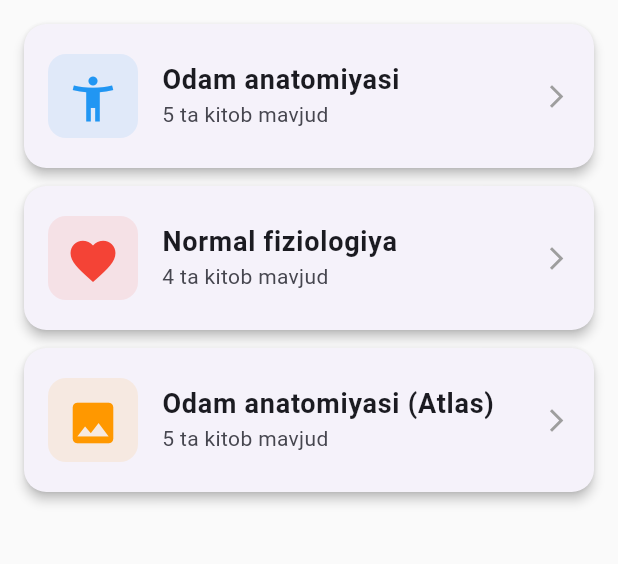
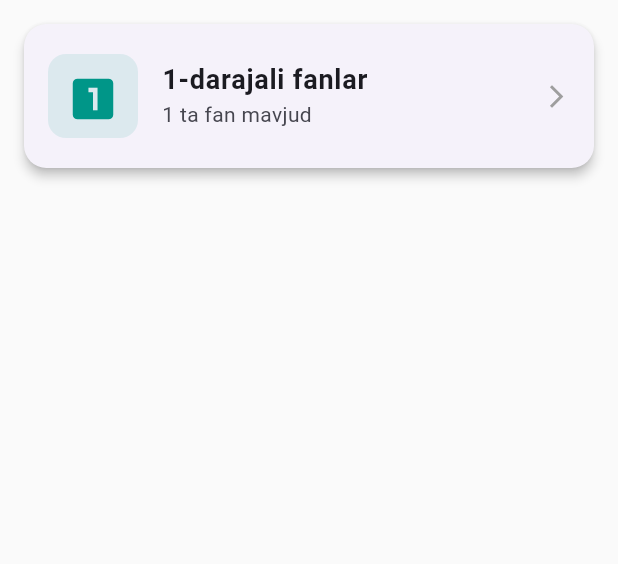
Before and after one commit to kenshi007f/kutubxona_app, a Flutter app: the screen it shows after launch, on a phone screen of 412 x 824 dp, the part 84-648 px from its top. Run offline on Flutter 3.47's test engine with Material 3 defaults, Android fonts, the phone set to English and light mode, and no system bars; missing offline and left inert: flutter_pdfview.

Commit message:
1-darajali fanlar va Anatomiya bo'limi qo'shildi

```diff
--- a/lib/main.dart
+++ b/lib/main.dart
@@ -33,103 +33,62 @@ class Kitob {
   const Kitob(this.nomi, this.havola);
 }
 
-// --- BO'LIM MODELI ---
-class Bolim {
+// --- FAN MODELI ---
+class Fan {
+  final String nomi;
+  final List<Kitob> kitoblar;
+  const Fan(this.nomi, this.kitoblar);
+}
+
+// --- KURS (DARAJALI) MODELI ---
+class Kurs {
   final String nomi;
   final IconData ikonka;
   final Color rang;
-  final List<Kitob> kitoblar;
+  final List<Fan> fanlar;
 
-  const Bolim(this.nomi, this.ikonka, this.rang, this.kitoblar);
+  const Kurs(this.nomi, this.ikonka, this.rang, this.fanlar);
 }
 
-// --- BO'LIMLAR VA ULAR ICHIDAGI KITOBLAR ---
-const List<Bolim> hammaBolimlar = [
-  // 1-BO'LIM: ODAM ANATOMIYASI (Darsliklar)
-  Bolim(
-    'Odam anatomiyasi',
-    Icons.accessibility_new,
-    Colors.blue,
+// --- BARCHA MA'LUMOTLAR ---
+const List<Kurs> hammaKurslar = [
+  Kurs(
+    '1-darajali fanlar',
+    Icons.looks_one,
+    Colors.teal,
+    [
+      Fan(
+        'Anatomiya',
         [
           Kitob(
-        'Odam anatomiyasi (1-jild) - Ahmedov',
-        'https://github.com/kenshi007f/kutubxona_app/raw/main/Ahmedov_2018_1_jild.pdf'
+            'Odam anatomiyasi - F. Bahodirov',
+            'https://t.me/Med_kutubxona_1/2/10'
           ),
           Kitob(
-        'Odam anatomiyasi (2-jild) - Ahmedov',
-        'https://github.com/kenshi007f/kutubxona_app/raw/main/Ahmedov_2018_2_jild.pdf'
+            'Odam anatomiyasi - Xudoyberdiyev (1993)',
+            'https://t.me/Med_kutubxona_1/2/11'
           ),
           Kitob(
             'Odam anatomiyasi - Gadayev, Mirsharapov',
-        'https://github.com/kenshi007f/kutubxona_app/releases/download/v1.0/Gadayev_Mirsharapov_Odam_anatomiyasi.pdf'
+            'https://t.me/Med_kutubxona_1/2/12'
           ),
           Kitob(
-        'Odam anatomiyasi - F. Bahodirov',
-        'https://github.com/kenshi007f/kutubxona_app/raw/main/Odam_anatomiyasi_Bahodirov.pdf'
+            'Anatomiya 1-jild - A. Ahmedov',
+            'https://t.me/Med_kutubxona_1/2/13'
           ),
           Kitob(
-        'Anatomiya - Xudoyberdiyev',
-        'https://github.com/kenshi007f/kutubxona_app/raw/main/Anatomiya_Xudoyberdiyev.pdf'
+            'Anatomiya 2-jild - A. Ahmedov',
+            'https://t.me/Med_kutubxona_1/2/15'
           ),
         ],
       ),
-
-  // 2-BO'LIM: NORMAL FIZIOLOGIYA
-  Bolim(
-    'Normal fiziologiya',
-    Icons.favorite,
-    Colors.red,
-    [
-      Kitob(
-        'Normal fiziologiya - Qodirov',
-        'https://github.com/kenshi007f/kutubxona_app/raw/main/Normal_Fiziologiya_Qodirov.pdf'
-      ),
-      Kitob(
-        'Normal fiziologiya - Alaviya (2006)',
-        'https://github.com/kenshi007f/kutubxona_app/raw/main/Normal_fiziologiya_Alaviya_2006.pdf'
-      ),
-      Kitob(
-        'Normal fiziologiya - Alaviya (2018)',
-        'https://github.com/kenshi007f/kutubxona_app/raw/main/Алявия_Нормал_физиология_2018.pdf'
-      ),
-      Kitob(
-        'Odam fiziologiyasi - Babskiy',
-        'https://github.com/kenshi007f/kutubxona_app/raw/main/Бабский_Одам_физиологияси.pdf'
-      ),
+      // Keyingi fanlarni shu yerga qo'shasiz (Fiziologiya, va h.k.)
     ],
   ),
-
-  // 3-BO'LIM: ATLASLAR
-  Bolim(
-    'Odam anatomiyasi (Atlas)',
-    Icons.image,
-    Colors.orange,
-    [
-      Kitob(
-        'Atlas 1-tom - Sinelnikov',
-        'https://github.com/kenshi007f/kutubxona_app/raw/main/ATLAS_ANATOMIYA_1_TOM_SINELNIKOV.pdf'
-      ),
-      Kitob(
-        'Atlas 2-tom - Teshaev',
-        'https://github.com/kenshi007f/kutubxona_app/releases/download/v1.0/Anatomiya.Atlas_2_tom_Teshaev.pdf' // Rasmga qarab to'g'rilandi
-      ),
-      Kitob(
-        'Atlas 1-jild - N. Ahmedov',
-        'https://github.com/kenshi007f/kutubxona_app/raw/main/Anatomiya_Atlas_1_jild_Ahmedov.pdf'
-      ),
-      Kitob(
-        'Atlas 1-tom - Teshaev',
-        'https://github.com/kenshi007f/kutubxona_app/releases/download/v1.0/Anatomiya_Atlas_1_tom_Teshaev.pdf' // Rasmga qarab to'g'rilandi
-      ),
-      Kitob(
-        'Atlas 2-jild - N. Ahmedov',
-        'https://github.com/kenshi007f/kutubxona_app/raw/main/Anatomiya_Atlas_2_jild_Ahmedov.pdf'
-      ),
-    ],
-  ),
+  // Keyingi kurslarni shu yerga qo'shasiz (2-darajali, 3-darajali...)
 ];
 
-// --- ASOSIY SAHIFA (BO'LIMLAR RO'YXATI) ---
+// --- ASOSIY SAHIFA (KURSLAR RO'YXATI) ---
 class AsosiySahifa extends StatelessWidget {
   const AsosiySahifa({super.key});
 
@@ -145,9 +104,9 @@ class AsosiySahifa extends StatelessWidget {
       ),
       body: ListView.builder(
         padding: const EdgeInsets.all(16),
-        itemCount: hammaBolimlar.length,
+        itemCount: hammaKurslar.length,
         itemBuilder: (context, index) {
-          final bolim = hammaBolimlar[index];
+          final kurs = hammaKurslar[index];
           return Card(
             margin: const EdgeInsets.only(bottom: 12),
             elevation: 3,
@@ -157,18 +116,18 @@ class AsosiySahifa extends StatelessWidget {
               leading: Container(
                 padding: const EdgeInsets.all(12),
                 decoration: BoxDecoration(
-                  color: bolim.rang.withValues(alpha: 0.1),
+                  color: kurs.rang.withOpacity(0.1),
                   borderRadius: BorderRadius.circular(12),
                 ),
-                child: Icon(bolim.ikonka, color: bolim.rang, size: 36),
+                child: Icon(kurs.ikonka, color: kurs.rang, size: 36),
               ),
-              title: Text(bolim.nomi, style: const TextStyle(fontWeight: FontWeight.bold, fontSize: 18)),
-              subtitle: Text('${bolim.kitoblar.length} ta kitob mavjud'),
+              title: Text(kurs.nomi, style: const TextStyle(fontWeight: FontWeight.bold, fontSize: 18)),
+              subtitle: Text('${kurs.fanlar.length} ta fan mavjud'),
               trailing: const Icon(Icons.arrow_forward_ios, size: 18, color: Colors.grey),
               onTap: () {
                 Navigator.push(
                   context,
-                  MaterialPageRoute(builder: (context) => BolimSahifasi(bolim: bolim)),
+                  MaterialPageRoute(builder: (context) => KursSahifasi(kurs: kurs)),
                 );
               },
             ),
@@ -179,24 +138,63 @@ class AsosiySahifa extends StatelessWidget {
   }
 }
 
-// --- BO'LIM ICHIDAGI SAHIFA (KITOBLAR RO'YXATI) ---
-class BolimSahifasi extends StatelessWidget {
-  final Bolim bolim;
-  const BolimSahifasi({super.key, required this.bolim});
+// --- KURS ICHIDAGI SAHIFA (FANLAR RO'YXATI) ---
+class KursSahifasi extends StatelessWidget {
+  final Kurs kurs;
+  const KursSahifasi({super.key, required this.kurs});
 
   @override
   Widget build(BuildContext context) {
     return Scaffold(
       appBar: AppBar(
-        title: Text(bolim.nomi),
+        title: Text(kurs.nomi),
         backgroundColor: Colors.indigo,
         foregroundColor: Colors.white,
       ),
       body: ListView.builder(
         padding: const EdgeInsets.all(16),
-        itemCount: bolim.kitoblar.length,
+        itemCount: kurs.fanlar.length,
         itemBuilder: (context, index) {
-          final kitob = bolim.kitoblar[index];
+          final fan = kurs.fanlar[index];
+          return Card(
+            margin: const EdgeInsets.only(bottom: 10),
+            child: ListTile(
+              leading: const Icon(Icons.book, color: Colors.indigo, size: 30),
+              title: Text(fan.nomi, style: const TextStyle(fontWeight: FontWeight.bold, fontSize: 16)),
+              subtitle: Text('${fan.kitoblar.length} ta kitob'),
+              trailing: const Icon(Icons.arrow_forward_ios, size: 16),
+              onTap: () {
+                Navigator.push(
+                  context,
+                  MaterialPageRoute(builder: (context) => FanSahifasi(fan: fan)),
+                );
+              },
+            ),
+          );
+        },
+      ),
+    );
+  }
+}
+
+// --- FAN ICHIDAGI SAHIFA (KITOBLAR RO'YXATI) ---
+class FanSahifasi extends StatelessWidget {
+  final Fan fan;
+  const FanSahifasi({super.key, required this.fan});
+
+  @override
+  Widget build(BuildContext context) {
+    return Scaffold(
+      appBar: AppBar(
+        title: Text(fan.nomi),
+        backgroundColor: Colors.indigo,
+        foregroundColor: Colors.white,
+      ),
+      body: ListView.builder(
+        padding: const EdgeInsets.all(16),
+        itemCount: fan.kitoblar.length,
+        itemBuilder: (context, index) {
+          final kitob = fan.kitoblar[index];
           return Card(
             margin: const EdgeInsets.only(bottom: 10),
             child: ListTile(
@@ -240,8 +238,7 @@ class _KitobOchishSahifasiState extends State<KitobOchishSahifasi> {
   // 1. Fayl telefonda bormi, yo'qmi tekshiramiz
   Future<void> _faylniTekshirish() async {
     final directory = await getApplicationDocumentsDirectory();
-    // Kitob nomini fayl nomiga aylantiramiz (probellarni olib tashlaymiz)
-    final faylNomi = widget.kitob.nomi.replaceAll(' ', '_').replaceAll("'", "") + '.pdf';
+    final faylNomi = widget.kitob.nomi.replaceAll(' ', '_').replaceAll("'", "").replaceAll("/", "_") + '.pdf';
     final file = File('${directory.path}/$faylNomi');
 
     if (await file.exists()) {
@@ -254,10 +251,10 @@ class _KitobOchishSahifasiState extends State<KitobOchishSahifasi> {
     setState(() { _yuklanmoqda = true; });
     try {
       final directory = await getApplicationDocumentsDirectory();
-      final faylNomi = widget.kitob.nomi.replaceAll(' ', '_').replaceAll("'", "") + '.pdf';
+      final faylNomi = widget.kitob.nomi.replaceAll(' ', '_').replaceAll("'", "").replaceAll("/", "_") + '.pdf';
       final file = File('${directory.path}/$faylNomi');
 
-      // Internetdan yuklab olish
+      // Internetdan yuklab olish (Telegram havolasidan)
       final response = await http.get(Uri.parse(widget.kitob.havola));
 
       if (response.statusCode == 200) {
```
Lines whose indentation alone changed are shown as unchanged.
